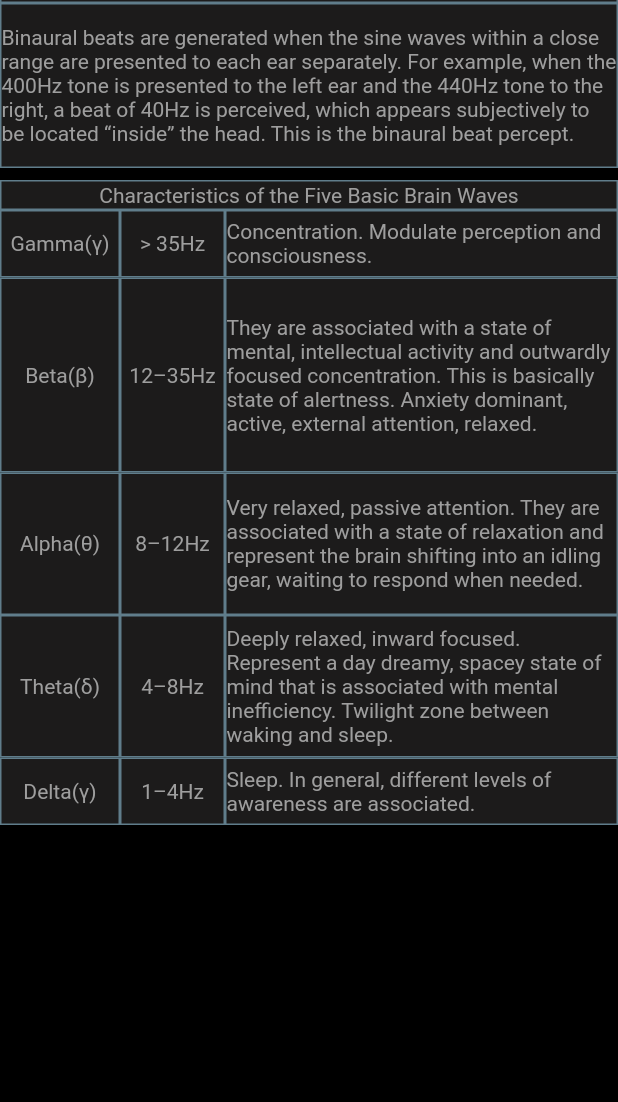
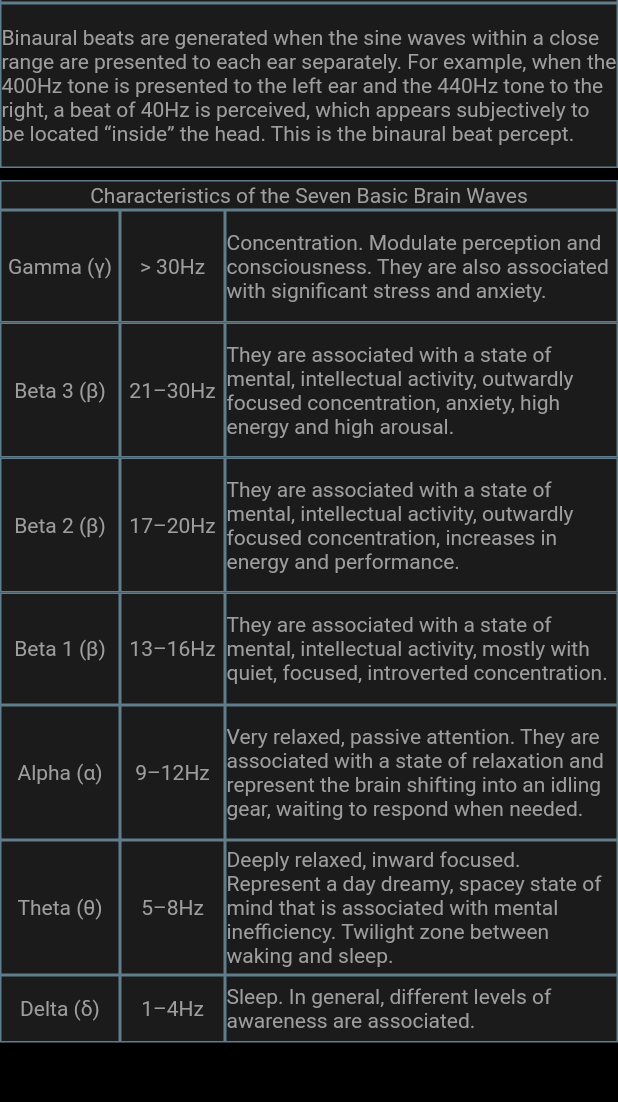
Before and after one commit to zavarese/binauralsleep, a Flutter app: the screen it shows after launch, after a tap on the "help" icon, on a phone screen of 412 x 824 dp, the part 114-1216 px from its top. Run offline on Flutter 3.47's test engine with Material 2 defaults, Android fonts, the phone set to English and light mode, and no system bars; our stand-ins replace file_picker, shared_preferences; missing offline and left inert: segment_display.

Commit message:
Bub fix beat frequency volume

```diff
--- a/lib/pages/configuration.dart
+++ b/lib/pages/configuration.dart
@@ -170,7 +170,7 @@ class ConfigPageState extends Config with WidgetsBindingObserver  {
                     Padding(padding: const EdgeInsets.all(8.0)),
                     Text("Beat Frequency: ",
                         textAlign: TextAlign.left,
-                        style: textStyleSmallG
+                        style: textStyle
                     ),
                     RangeSliderCustomState(
                       sliderCustom: RangeSliderCustom(
--- a/lib/pages/help.dart
+++ b/lib/pages/help.dart
@@ -49,7 +49,10 @@ class HelpPageState extends State {
                 children: [
                   SquareCustomState(
                     squareCustom: SquareCustom(
-                      value: "Binaural beats are generated when the sine waves within a close range are presented to each ear separately. For example, when the 400Hz tone is presented to the left ear and the 440Hz tone to the right, a beat of 40Hz is perceived, which appears subjectively to be located “inside” the head. This is the binaural beat percept.",
+                      value: "Binaural beats are generated when the sine waves within a close range are presented to each "+
+                          "ear separately. For example, when the 400Hz tone is presented to the left ear and the 440Hz "+
+                          "tone to the right, a beat of 40Hz is perceived, which appears subjectively to be located “inside” "+
+                          "the head. This is the binaural beat percept.",
                       width: MediaQuery.of(context).size.width,
                       height: 110,
                       borderColor: Colors.blueGrey,
@@ -64,7 +67,7 @@ class HelpPageState extends State {
               children: [
                 SquareCustomState(
                   squareCustom: SquareCustom(
-                    value: "Characteristics of the Five Basic Brain Waves",
+                    value: "Characteristics of the Seven Basic Brain Waves",
                     width: MediaQuery.of(context).size.width,
                     height: 20,
                     borderColor: Colors.blueGrey,
@@ -74,11 +77,13 @@ class HelpPageState extends State {
                 )
               ]
             ),
-            rowTable(context, "Gamma("+greekLatter(36)+")", "> 35Hz", "Concentration. Modulate perception and consciousness.", 45),
-            rowTable(context, "Beta("+greekLatter(20)+")", "12–35Hz", "They are associated with a state of mental, intellectual activity and outwardly focused concentration. This is basically state of alertness. Anxiety dominant, active, external attention, relaxed.", 130),
-            rowTable(context, "Alpha("+greekLatter(7)+")", "8–12Hz", "Very relaxed, passive attention. They are associated with a state of relaxation and represent the brain shifting into an idling gear, waiting to respond when needed.", 95),
-            rowTable(context, "Theta("+greekLatter(3)+")", "4–8Hz", "Deeply relaxed, inward focused. Represent a day dreamy, spacey state of mind that is associated with mental inefficiency. Twilight zone between waking and sleep.", 95),
-            rowTable(context, "Delta("+greekLatter(36)+")", "1–4Hz", "Sleep. In general, different levels of awareness are associated.", 45),
+            rowTable(context, "Gamma ("+greekLatter(36)+")", "> 30Hz", "Concentration. Modulate perception and consciousness. They are also associated with significant stress and anxiety.", 75),
+            rowTable(context, "Beta 3 ("+greekLatter(20)+")", "21–30Hz", "They are associated with a state of mental, intellectual activity, outwardly focused concentration, anxiety, high energy and high arousal.", 90),
+            rowTable(context, "Beta 2 ("+greekLatter(20)+")", "17–20Hz", "They are associated with a state of mental, intellectual activity, outwardly focused concentration, increases in energy and performance.", 90),
+            rowTable(context, "Beta 1 ("+greekLatter(20)+")", "13–16Hz", "They are associated with a state of mental, intellectual activity, mostly with quiet, focused, introverted concentration.", 75),
+            rowTable(context, "Alpha ("+greekLatter(9)+")", "9–12Hz", "Very relaxed, passive attention. They are associated with a state of relaxation and represent the brain shifting into an idling gear, waiting to respond when needed.", 90),
+            rowTable(context, "Theta ("+greekLatter(5)+")", "5–8Hz", "Deeply relaxed, inward focused. Represent a day dreamy, spacey state of mind that is associated with mental inefficiency. Twilight zone between waking and sleep.", 90),
+            rowTable(context, "Delta ("+greekLatter(1)+")", "1–4Hz", "Sleep. In general, different levels of awareness are associated.", 45),
           ],
         ),
     ));
--- a/lib/util/style.dart
+++ b/lib/util/style.dart
@@ -2,12 +2,6 @@ import 'package:flutter/material.dart';
 
 TextStyle textStyle = TextStyle(
   color: Colors.grey,
-  fontWeight: FontWeight.normal,
-  fontSize: 14,
-  fontStyle: FontStyle.normal,
-);
-TextStyle textStyleSmallG = TextStyle(
-  color: Color.fromRGBO(126, 168, 129, 1),
   fontWeight: FontWeight.normal,
   fontSize: 14,
   fontStyle: FontStyle.normal,
--- a/lib/util/util.dart
+++ b/lib/util/util.dart
@@ -17,11 +17,19 @@ String waveWord(double freq){
     word = "Alpha";
   }
 
-  if(value>12 && value<35){
-    word = "Beta";
+  if(value>12 && value<=16){
+    word = "Beta 1";
   }
 
-  if(value>=35){
+  if(value>16 && value<=20){
+    word = "Beta 2";
+  }
+
+  if(value>20 && value<=30){
+    word = "Beta 3";
+  }
+
+  if(value>30){
     word = "Gamma";
   }
 
@@ -43,11 +51,11 @@ String greekLatter(int beatMin){
     greek = "\u03b1"; //Alpha
   }
 
-  if(beatMin>12 && beatMin<=35){
+  if(beatMin>12 && beatMin<=30){
     greek = "\u03b2"; //Beta
   }
 
-  if(beatMin>35){
+  if(beatMin>30){
     greek = "\u03b3"; //Gamma
   }
 
```
Also changed, not shown: lib/pages/config.dart (+9 -3 lines), 4 other files.
